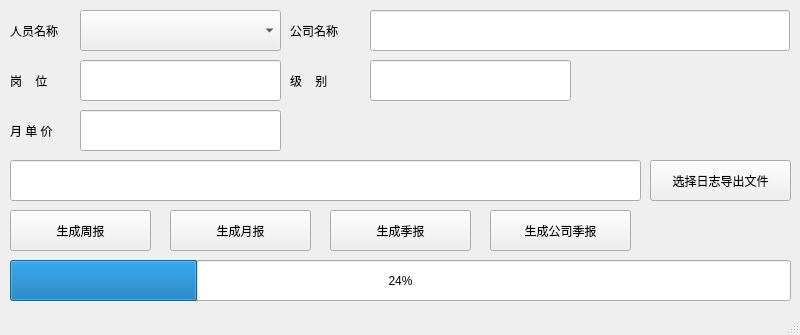
Before: the Qt Designer form mainFace.ui in camelot2013/logbuild, drawn with Qt 5.
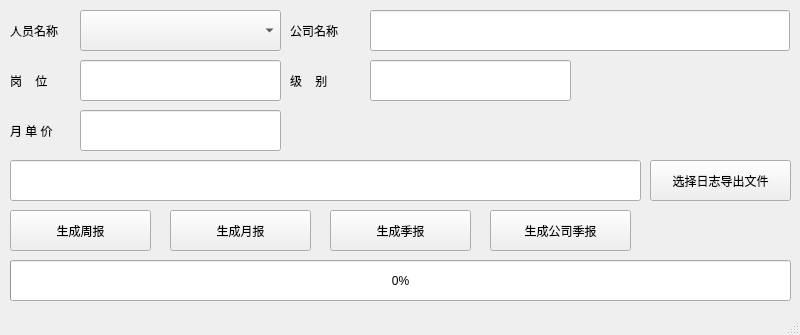
After: the same form once the commit is applied.

Commit message: MonthLog.py:配置文件格式改变后，修改对应取值方法 SeasonLog.py:配置文件格式改变后，修改对应取值方法 CorpSeasonLog.py:配置文件格式改变后，修改对应取值方法 logbuild.py:   1、mainFace类的__init__方法增加父类初始化方法的调用，否则后面使用QFileDialog时会报错。   2、在for循环中使用enumerate来遍历列表，更方便的取得元素的下标 mainFace.ui：将窗口标题和图标修改为在ui文件中设置

```diff
--- a/mainFace.ui
+++ b/mainFace.ui
@@ -229,7 +229,7 @@
      </rect>
     </property>
     <property name="value">
-     <number>24</number>
+     <number>0</number>
     </property>
    </widget>
   </widget>
```
Left out of the diff: 2 changed lines with no effect on the pictures. The commit also changes 4 other files.
